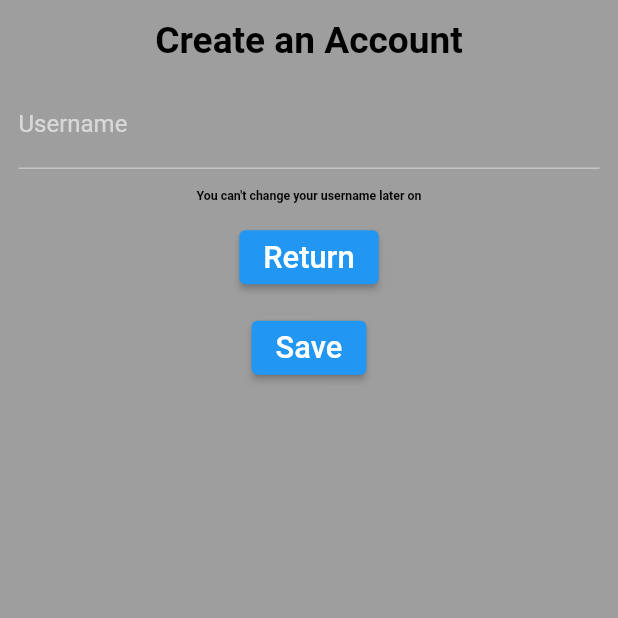
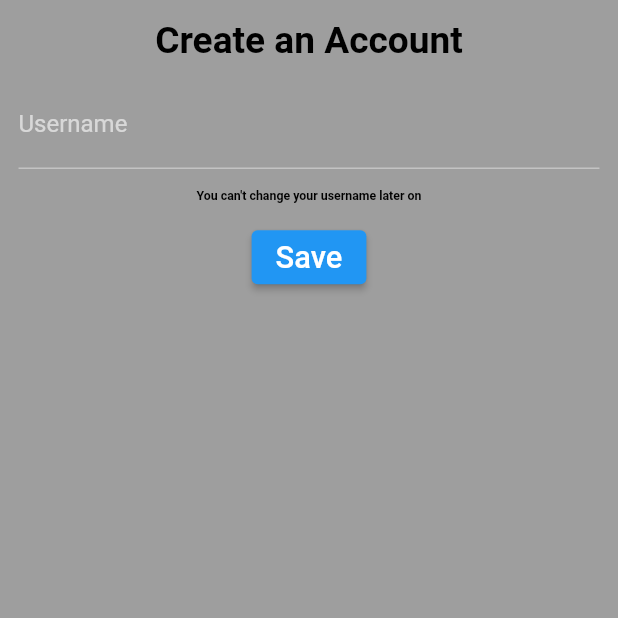
Before and after one commit to Gabriel-Salvan/notesapp, a Flutter app: the CreateAccountScreen screen opened directly, on a phone screen of 412 x 824 dp, the top half of it. Run offline on Flutter 3.47's test engine with Material 2 defaults, Android fonts, the phone set to English and light mode, and no system bars.

```diff
--- a/lib/app/UI/createAccountScreen.dart
+++ b/lib/app/UI/createAccountScreen.dart
@@ -7,11 +7,10 @@ class CreateAccountScreen extends StatefulWidget {
   const CreateAccountScreen({super.key});
 
   @override
-  _TextSaverWidgetState createState() => _TextSaverWidgetState();
+  _CreateAccountScreenState createState() => _CreateAccountScreenState();
 }
 
-class _TextSaverWidgetState extends State<CreateAccountScreen> {
-  String savedText = "";
+class _CreateAccountScreenState extends State<CreateAccountScreen> {
 
   TextEditingController textController = TextEditingController();
 @override
@@ -19,6 +18,10 @@ class _TextSaverWidgetState extends State<CreateAccountScreen> {
     textController.dispose();
     super.dispose();
   }
+void _saveUsername() {
+    String username = textController.text;
+    ("Username saved: $username");
+}
 
   @override
   Widget build(BuildContext context){
@@ -39,6 +42,7 @@ class _TextSaverWidgetState extends State<CreateAccountScreen> {
           Padding(padding: EdgeInsets.all(
             MediaQuery.of(context).size.width*0.03),
                   child:TextFormField(
+                    controller: textController,
                     decoration: const InputDecoration(
                       labelText: "Username"),)),
           Text("You can't change your username later on",
@@ -46,23 +50,16 @@ class _TextSaverWidgetState extends State<CreateAccountScreen> {
             color: Colors.black,
             fontWeight: FontWeight.bold,
             fontSize: MediaQuery.of(context).size.width*0.02)),
-          Padding(padding: EdgeInsets.only(
-              top: MediaQuery.of(context).size.width * 0.03,
-              left: MediaQuery.of(context).size.width * 0.03,
-              right:MediaQuery.of(context).size.width*0.03),
-            child:ElevatedButton(onPressed: (){
-              Navigator.pop(context, MaterialPageRoute(builder: (context)=> const HomeScreen()));},
-              child: Text("Return",
-                style:TextStyle(
-                  fontSize:MediaQuery.of(context).size.width*0.05)))),
           Padding(
             padding: EdgeInsets.only(
                 top: MediaQuery.of(context).size.width * 0.03,
                 left: MediaQuery.of(context).size.width * 0.03,
                 right: MediaQuery.of(context).size.width * 0.03),
             child: ElevatedButton(
-                onPressed: () {setState(() {
-                savedText = textController.text;});},
+                onPressed: () {
+                  _saveUsername();
+                  Navigator.push(context,MaterialPageRoute(builder: (context) => const HomeScreen()),);
+                },
                 child: Text("Save",
                     style: TextStyle(
                         fontSize: MediaQuery.of(context).size.width * 0.05))))
--- a/lib/app/UI/homeScreen.dart
+++ b/lib/app/UI/homeScreen.dart
@@ -18,7 +18,7 @@ class _MyHomePageState extends State<HomeScreen> {
 void _validateInput(String text) {
     setState(() {
       isButtonEnabled = false;
-      String specificText = "uau";
+      String specificText = "";
       isButtonEnabled = text == specificText;
     });
   }
```
